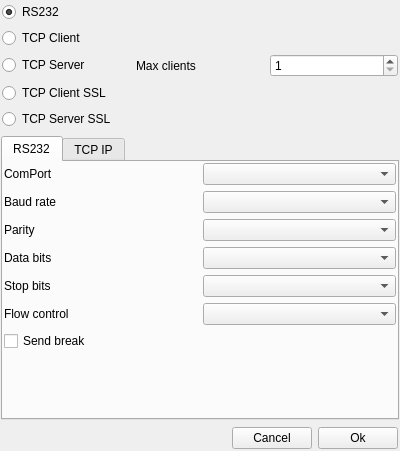
Qt form qdopencomport.ui (denisgottardello/QtComPort) before a commit.
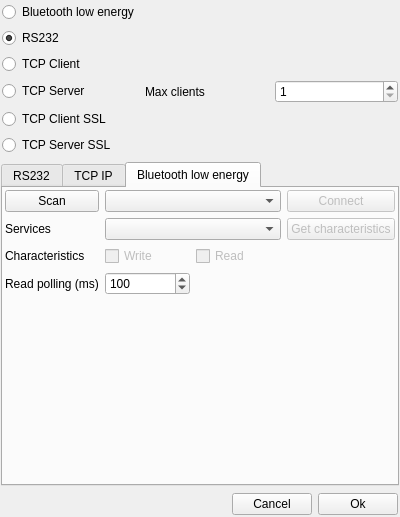
The same form after that commit. The open tabs and pages were chosen to show the change. Icons and pictures are not drawn.

Commit message: Bluetooth low energy devices support has been provided

```diff
--- a/qdopencomport.ui
+++ b/qdopencomport.ui
@@ -7,7 +7,7 @@
     <x>0</x>
     <y>0</y>
     <width>400</width>
-    <height>451</height>
+    <height>517</height>
    </rect>
   </property>
   <property name="windowTitle">
@@ -41,24 +41,7 @@
       <property name="bottomMargin">
        <number>1</number>
       </property>
-      <item row="3" column="0">
-       <widget class="QRadioButton" name="QRBTCPClientSsl">
-        <property name="text">
-         <string>TCP Client SSL</string>
-        </property>
-       </widget>
-      </item>
-      <item row="0" column="0">
-       <widget class="QRadioButton" name="QRBRS232">
-        <property name="text">
-         <string>RS232</string>
-        </property>
-        <property name="checked">
-         <bool>true</bool>
-        </property>
-       </widget>
-      </item>
-      <item row="2" column="2">
+      <item row="3" column="2">
        <widget class="QSpinBox" name="QSBTCPServerMaxClients">
         <property name="minimum">
          <number>1</number>
@@ -68,34 +51,58 @@
         </property>
        </widget>
       </item>
-      <item row="1" column="0">
+      <item row="2" column="0">
        <widget class="QRadioButton" name="QRBTCPClient">
         <property name="text">
          <string>TCP Client</string>
         </property>
        </widget>
       </item>
-      <item row="2" column="0">
-       <widget class="QRadioButton" name="QRBTCPServer">
-        <property name="text">
-         <string>TCP Server</string>
-        </property>
-       </widget>
-      </item>
-      <item row="2" column="1">
+      <item row="3" column="1">
        <widget class="QLabel" name="label_9">
         <property name="text">
          <string>Max clients</string>
         </property>
        </widget>
       </item>
+      <item row="1" column="0">
+       <widget class="QRadioButton" name="QRBRS232">
+        <property name="text">
+         <string>RS232</string>
+        </property>
+        <property name="checked">
+         <bool>true</bool>
+        </property>
+       </widget>
+      </item>
       <item row="4" column="0">
+       <widget class="QRadioButton" name="QRBTCPClientSsl">
+        <property name="text">
+         <string>TCP Client SSL</string>
+        </property>
+       </widget>
+      </item>
+      <item row="5" column="0">
        <widget class="QRadioButton" name="QRBTCPServerSsl">
         <property name="text">
          <string>TCP Server SSL</string>
         </property>
        </widget>
       </item>
+      <item row="3" column="0">
+       <widget class="QRadioButton" name="QRBTCPServer">
+        <property name="text">
+         <string>TCP Server</string>
+        </property>
+       </widget>
+      </item>
+      <item row="0" column="0">
+       <widget class="QRadioButton" name="QRBBluetoothLowEnergy">
+        <property name="text">
+         <string>Bluetooth low energy</string>
+        </property>
+       </widget>
+      </item>
      </layout>
     </widget>
    </item>
@@ -417,6 +424,156 @@
        </item>
       </layout>
      </widget>
+     <widget class="QWidget" name="tab_3">
+      <attribute name="title">
+       <string>Bluetooth low energy</string>
+      </attribute>
+      <layout class="QVBoxLayout" name="verticalLayout_2">
+       <property name="leftMargin">
+        <number>1</number>
+       </property>
+       <property name="topMargin">
+        <number>1</number>
+       </property>
+       <property name="rightMargin">
+        <number>1</number>
+       </property>
+       <property name="bottomMargin">
+        <number>1</number>
+       </property>
+       <item>
+        <widget class="QWidget" name="widget_4" native="true">
+         <layout class="QGridLayout" name="gridLayout_5">
+          <property name="leftMargin">
+           <number>1</number>
+          </property>
+          <property name="topMargin">
+           <number>1</number>
+          </property>
+          <property name="rightMargin">
+           <number>1</number>
+          </property>
+          <property name="bottomMargin">
+           <number>1</number>
+          </property>
+          <item row="3" column="1" colspan="2">
+           <widget class="QComboBox" name="QCBBluetoothLowEnergyServices">
+            <property name="enabled">
+             <bool>true</bool>
+            </property>
+           </widget>
+          </item>
+          <item row="3" column="3">
+           <widget class="QPushButton" name="QPBBluetoothLowEnergyConnectCharacteristicsGet">
+            <property name="enabled">
+             <bool>false</bool>
+            </property>
+            <property name="text">
+             <string>Get characteristics</string>
+            </property>
+           </widget>
+          </item>
+          <item row="0" column="3">
+           <widget class="QPushButton" name="QPBBluetoothLowEnergyConnect">
+            <property name="enabled">
+             <bool>false</bool>
+            </property>
+            <property name="text">
+             <string>Connect</string>
+            </property>
+           </widget>
+          </item>
+          <item row="0" column="1" colspan="2">
+           <widget class="QComboBox" name="QCBBluetoothLowEnergyDevices"/>
+          </item>
+          <item row="4" column="1">
+           <widget class="QCheckBox" name="QCBCharacteristicWrite">
+            <property name="enabled">
+             <bool>false</bool>
+            </property>
+            <property name="text">
+             <string>Write</string>
+            </property>
+            <property name="checkable">
+             <bool>true</bool>
+            </property>
+           </widget>
+          </item>
+          <item row="0" column="0">
+           <widget class="QPushButton" name="QPBBluetoothLowEnergyScan">
+            <property name="text">
+             <string>Scan</string>
+            </property>
+           </widget>
+          </item>
+          <item row="3" column="0">
+           <widget class="QLabel" name="label_12">
+            <property name="text">
+             <string>Services</string>
+            </property>
+           </widget>
+          </item>
+          <item row="4" column="0">
+           <widget class="QLabel" name="label_13">
+            <property name="text">
+             <string>Characteristics</string>
+            </property>
+           </widget>
+          </item>
+          <item row="4" column="2">
+           <widget class="QCheckBox" name="QCBCharacteristicRead">
+            <property name="enabled">
+             <bool>false</bool>
+            </property>
+            <property name="text">
+             <string>Read</string>
+            </property>
+            <property name="checkable">
+             <bool>true</bool>
+            </property>
+           </widget>
+          </item>
+          <item row="5" column="0">
+           <widget class="QLabel" name="label_14">
+            <property name="text">
+             <string>Read polling (ms)</string>
+            </property>
+           </widget>
+          </item>
+          <item row="5" column="1">
+           <widget class="QSpinBox" name="QSBBluetoothLowEnergyReadPolling">
+            <property name="minimum">
+             <number>1</number>
+            </property>
+            <property name="maximum">
+             <number>999999</number>
+            </property>
+            <property name="value">
+             <number>100</number>
+            </property>
+           </widget>
+          </item>
+         </layout>
+        </widget>
+       </item>
+       <item>
+        <spacer name="verticalSpacer_4">
+         <property name="orientation">
+          <enum>Qt::Vertical</enum>
+         </property>
+         <property name="sizeHint" stdset="0">
+          <size>
+           <width>20</width>
+           <height>40</height>
+          </size>
+         </property>
+        </spacer>
+       </item>
+       <item>
+        <widget class="QWidget" name="widget_5" native="true"/>
+       </item>
+      </layout>
+     </widget>
     </widget>
    </item>
    <item>
```
Left out of the diff: 9 changed lines with no effect on the pictures. The commit also changes 8 other files.
